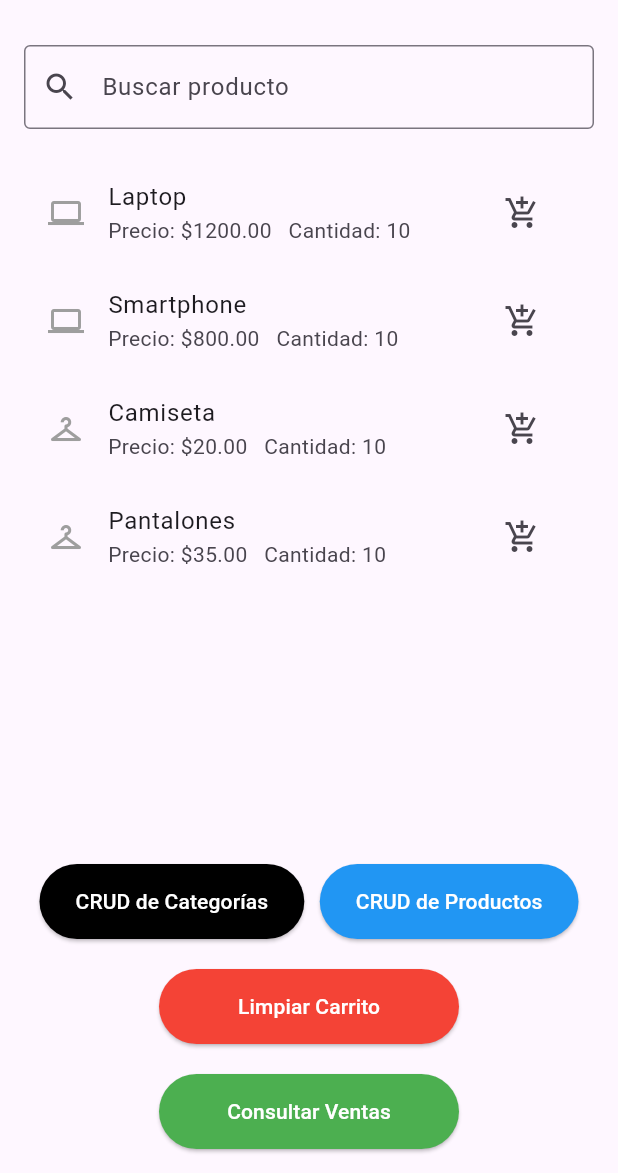
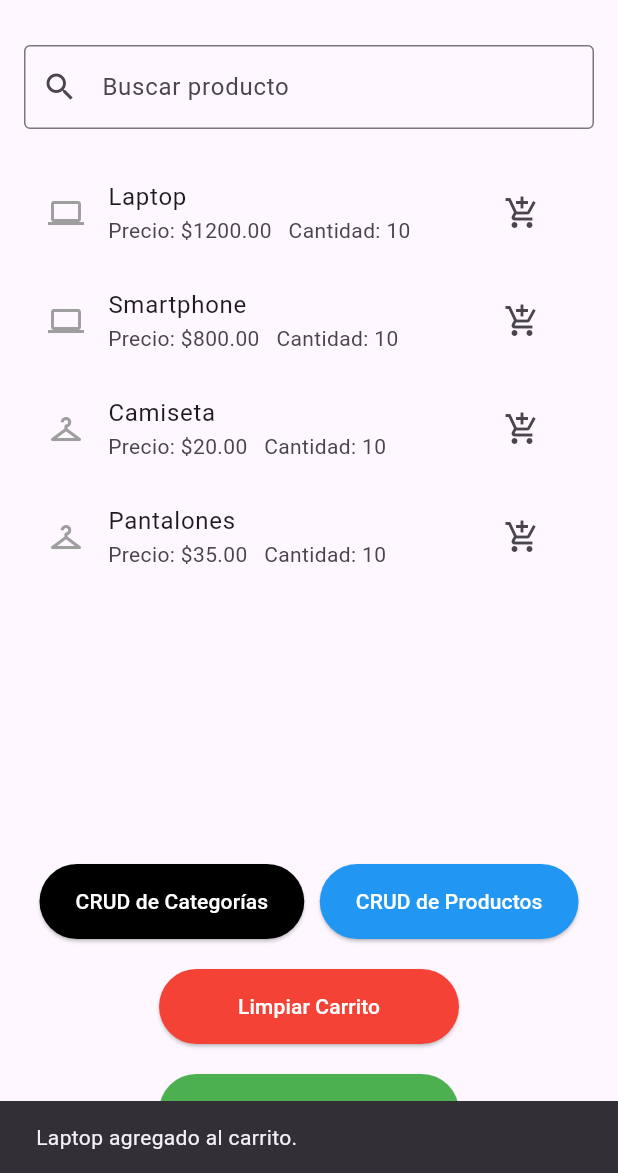
Before and after one commit to jorgesemai19/parcial2, a Flutter app: the screen it shows after launch, after a tap on the "add shopping cart" icon, on a phone screen of 412 x 824 dp, the part 63-1236 px from its top. Run offline on Flutter 3.47's test engine with Material 3 defaults, Android fonts, the light colour scheme and no system bars; our stand-ins replace image_picker.

Commit message:
se agrega la validacion de stock al agregar al carrito

```diff
--- a/lib/screens/sales_screen.dart
+++ b/lib/screens/sales_screen.dart
@@ -118,7 +118,26 @@ class _SalesScreenState extends State<SalesScreen> {
                     trailing: IconButton(
                       icon: const Icon(Icons.add_shopping_cart),
                       onPressed: () {
-                        _addToCart(product);
+                        // Obtener la cantidad actual en el carrito
+                        final cartQuantity = _cart.where((item) => item.idProducto == product.idProducto).length;
+
+                        // Comparar con el stock disponible
+                        if (cartQuantity < product.cantidad) {
+                          _addToCart(product); // Llama a la función para agregar al carrito
+                          ScaffoldMessenger.of(context).showSnackBar(
+                            SnackBar(
+                              content: Text('${product.nombre} agregado al carrito.'),
+                            ),
+                          );
+                        } else {
+                          // Mostrar mensaje de stock insuficiente
+                          ScaffoldMessenger.of(context).showSnackBar(
+                            SnackBar(
+                              content: Text('Stock insuficiente para ${product.nombre}.'),
+                              backgroundColor: Colors.red,
+                            ),
+                          );
+                        }
                       },
                     ),
                   );
```
